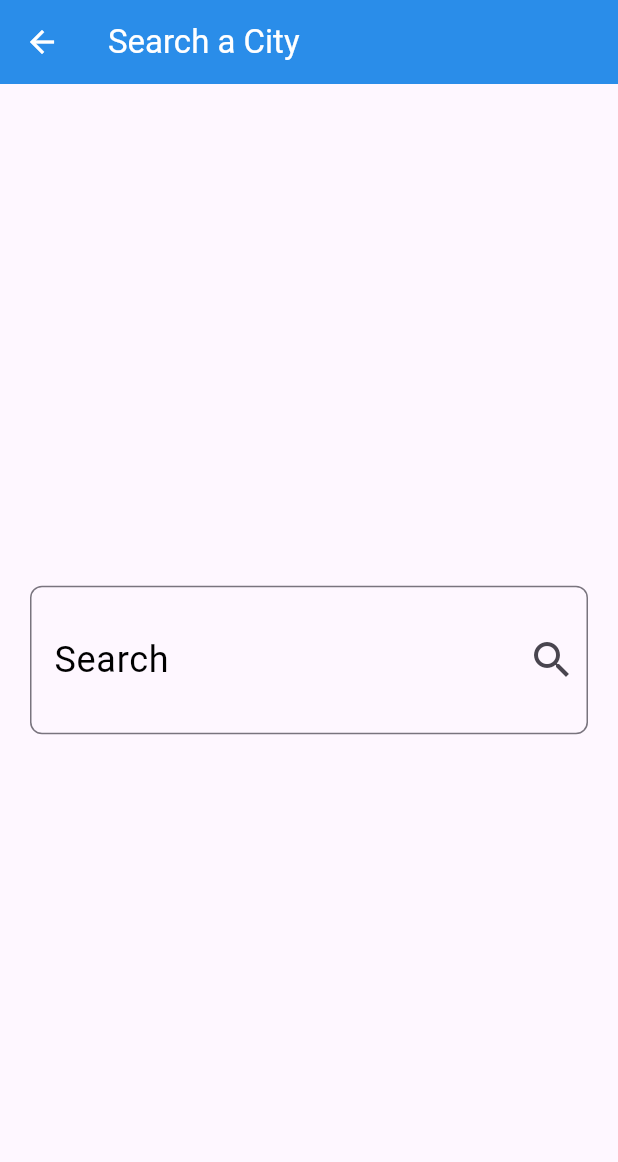
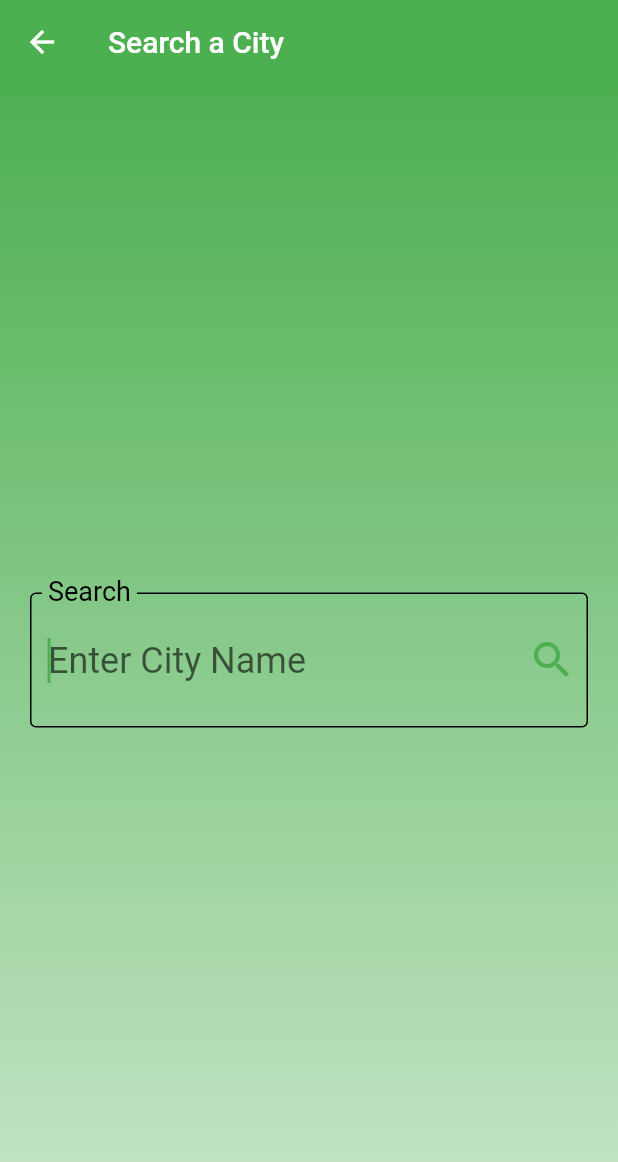
Before and after one commit to AshrafSaeed99/weather_app, a Flutter app: the screen it shows after launch, after a tap on the "search" icon, on a phone screen of 412 x 824 dp. Shown: the top 1162 px of the screen. Run offline on Flutter 3.47's test engine with Material 3 defaults, Android fonts, the phone set to English and light mode, and no system bars; our stand-ins replace dio, flutter_bloc; network calls fail.

Commit message:
handle wrong user input &create weather error widget

```diff
--- a/lib/main.dart
+++ b/lib/main.dart
@@ -1,5 +1,6 @@
 import 'package:flutter/material.dart';
 import 'package:weather_app/cubits/weather_cubit/weather_cubit.dart';
+import 'package:weather_app/cubits/weather_cubit/weather_state.dart';
 import 'package:weather_app/views/home_view.dart';
 import 'package:weather_app/views/search_view.dart';
 import 'package:flutter_bloc/flutter_bloc.dart';
@@ -12,53 +13,56 @@ class WeatherApp extends StatelessWidget {
   const WeatherApp({super.key});
   @override
   Widget build(BuildContext context) {
-    return  BlocProvider(
+    return BlocProvider(
       create: (context) => WeatherCubit(),
-         child: MaterialApp(
+      child: BlocBuilder<WeatherCubit, WeatherState>(
+        builder: (context, state) {
+          return MaterialApp(
               routes: {
                 HomeView.routeName: (context) => const HomeView(),
                 SearchView.routeName: (context) => const SearchView(),
               },
               debugShowCheckedModeBanner: false,
               initialRoute: HomeView.routeName,
+              theme: ThemeData(
+                primarySwatch: getWeatherColor(
+                    BlocProvider.of<WeatherCubit>(context)
+                            .weatherModel
+                            ?.condition),
+                        useMaterial3: false,
+              ),);
+        },
       ),
-
     );
   }
 }
-MaterialColor getWeatherColor(String weatherText) {
+
+MaterialColor getWeatherColor(String? weatherText) {
+  if (weatherText == null) {
+    return Colors.green;
+  }
   final text = weatherText.toLowerCase();
 
-  // 1. حالات مشمسة وواضحة
   if (text.contains('sunny') || text.contains('clear')) {
     return Colors.orange;
-  }
-  // 2. حالات غائمة جزئياً أو عامة
-  else if (text.contains('partly cloudy') ||
+  } else if (text.contains('partly cloudy') ||
       text.contains('cloudy') ||
       text.contains('overcast')) {
     return Colors.blueGrey;
-  }
-  // 3. حالات ضبابية أو ضباب
-  else if (text.contains('mist') ||
+  } else if (text.contains('mist') ||
       text.contains('fog') ||
       text.contains('freezing fog')) {
     return Colors.grey;
-  }
-  // 4. حالات مطرية وعواصف (يشمل المطر والرياح والعواصف الرعدية)
-  else if (text.contains('rain') ||
+  } else if (text.contains('rain') ||
       text.contains('drizzle') ||
       text.contains('thunder')) {
     return Colors.blue;
-  }
-  // 5. حالات ثلجية (يشمل الثلج والعواصف الثلجية والبرد)
-  else if (text.contains('snow') ||
+  } else if (text.contains('snow') ||
       text.contains('sleet') ||
       text.contains('blizzard') ||
       text.contains('ice pellets')) {
     return Colors.cyan;
   }
 
-  // في حال عدم تطابق أي حالة أعلاه، نعيد لون افتراضي
   return Colors.green;
 }
--- a/lib/services/weather_service.dart
+++ b/lib/services/weather_service.dart
@@ -16,11 +16,11 @@ class WeatherService {
           .get('$baseUrl/forecast.json?key=$apiKey&q=$cityName&days=1');
       return WeatherModel.fromJson(response.data);
     } on DioException catch (e) {
-      String message = e.response?.data['error']['message'] ?? 'An error occurred';
+      String message = e.response?.data['error']['message'] ?? 'City not found. Please enter a valid city name.';
       throw Exception(message);
     } catch (e) {
       log(e.toString());
-      throw Exception(e);
+      throw Exception('oops something went wrong\n${e.toString()}');
     }
   }
 }
--- a/lib/views/home_view.dart
+++ b/lib/views/home_view.dart
@@ -5,6 +5,7 @@ import 'package:weather_app/cubits/weather_cubit/weather_state.dart';
 import 'package:weather_app/views/search_view.dart';
 import 'package:weather_app/widget/no_weather_widget.dart';
 import 'package:weather_app/widget/weather_data_widget.dart';
+import 'package:weather_app/widget/weather_error_message_widget.dart';
 
 class HomeView extends StatelessWidget {
   const HomeView({super.key});
@@ -23,9 +24,7 @@ class HomeView extends StatelessWidget {
             iconSize: 32,
           )
         ],
-        backgroundColor: Colors.blue,
-        foregroundColor: Colors.white,
-        elevation: 10,
+        elevation: 3.5,
       ),
       body: BlocBuilder<WeatherCubit, WeatherState>(
         builder: (context, state) {
@@ -33,19 +32,13 @@ class HomeView extends StatelessWidget {
             return const Center(
               child: NoWeatherWidget(),
             );
+          } else if (state is WeatherLoadingState) {
+            return const Center(
+              child: CircularProgressIndicator(),
+            );
           } else if (state is WeatherErrorState) {
-            return Center(
-              child: Padding(
-                padding: const EdgeInsets.symmetric(
-                  horizontal: 20,
-                ),
-                child: Text('oops something went wrong.\n${state.errorMessage}',
-                    style: const TextStyle(
-                      color: Colors.red,
-                      fontSize: 24,
-                      fontWeight: FontWeight.bold,
-                    )),
-              ),
+            return WeatherErrorMessagewidget(
+              errorMessage: state.errorMessage,
             );
           } else if (state is WeatherSuccessState) {
             return WeatherDataWidget(
@@ -53,7 +46,7 @@ class HomeView extends StatelessWidget {
             );
           } else {
             return const Center(
-              child: CircularProgressIndicator(),
+              child: Text('Something went wrong!'),
             );
           }
         },
--- a/lib/views/search_view.dart
+++ b/lib/views/search_view.dart
@@ -10,11 +10,20 @@ static const routeName = '/search';
     return  Scaffold(
       appBar: AppBar(
         title: const Text('Search a City'),
-        backgroundColor: Colors.blue,
         foregroundColor: Colors.white,
-        elevation: 10,
+        elevation: 0,
       ),
       body: Container(
+        decoration: BoxDecoration(
+          gradient: LinearGradient(
+            colors: [
+            Theme.of(context).primaryColor,
+            Theme.of(context).primaryColorLight,
+
+            ],
+            begin: Alignment.topCenter,
+            end: Alignment.bottomCenter
+        )),
         height: double.infinity,
         width: double.infinity,
         padding: const EdgeInsets.symmetric(horizontal: 20),
@@ -33,13 +42,14 @@ static const routeName = '/search';
               labelText: 'Search',
               labelStyle: TextStyle(color: Colors.black, fontSize: 24),
               hintText: 'Enter City Name',
-              hintStyle: TextStyle(color: Colors.black, fontSize: 24),
+              hintStyle: TextStyle(fontSize: 24),
 
               suffixIcon: const Icon(Icons.search,size: 32,),
               focusedBorder: OutlineInputBorder(
-                borderSide: BorderSide(color: Colors.blue, width: 2.0),
-              )
+
+              ),
             ),
+          autofocus: true,
           ),
         ),
       ),
--- a/lib/widget/no_weather_widget.dart
+++ b/lib/widget/no_weather_widget.dart
@@ -6,6 +6,7 @@ class NoWeatherWidget extends StatelessWidget {
   @override
   Widget build(BuildContext context) {
     return Container(
+      color: Theme.of(context).primaryColor,
       height: double.infinity,
       width: double.infinity,
       padding: const EdgeInsets.symmetric(horizontal: 20),
```
Also changed, not shown: lib/cubits/weather_cubit/weather_cubit.dart (+7 -9 lines), lib/widget/weather_data_widget.dart (+11 -0 lines), lib/widget/weather_error_message_widget.dart (added, +37 -0 lines). Lines whose indentation alone changed are shown as unchanged.
